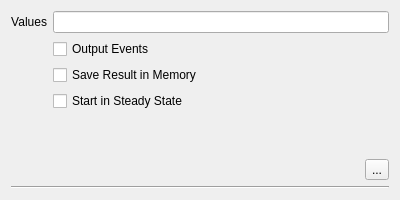
copasi/COPASI, file copasi/UI/CQTrajectoryWidget.ui: the form before one commit.
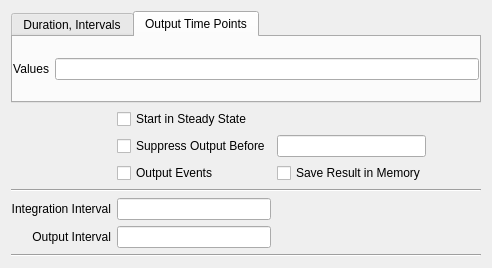
The form after the commit. The open tabs and pages were chosen to show the change. Custom widgets are drawn as their Qt base class.

Commit message: Bug 2776: Fixed user interface and interaction with automatic step size.

What changed in the file:
```diff
--- a/copasi/UI/CQTrajectoryWidget.ui
+++ b/copasi/UI/CQTrajectoryWidget.ui
@@ -31,8 +31,8 @@
    <rect>
     <x>0</x>
     <y>0</y>
-    <width>400</width>
-    <height>192</height>
+    <width>492</width>
+    <height>268</height>
    </rect>
   </property>
   <property name="autoFillBackground">
@@ -41,14 +41,38 @@
   <property name="caption" stdset="0">
    <string>Time Course</string>
   </property>
-  <layout class="QVBoxLayout" name="verticalLayout">
+  <layout class="QVBoxLayout" name="mpVerticalLayout">
    <item>
-    <widget class="QStackedWidget" name="mpStackWidget">
+    <widget class="QWidget" name="mpProblemWidget" native="true">
+     <layout class="QGridLayout" name="gridLayout_2">
+      <property name="leftMargin">
+       <number>0</number>
+      </property>
+      <property name="topMargin">
+       <number>0</number>
+      </property>
+      <property name="rightMargin">
+       <number>0</number>
+      </property>
+      <property name="bottomMargin">
+       <number>0</number>
+      </property>
+      <item row="0" column="0" colspan="4">
+       <widget class="QTabWidget" name="mpTabWidget">
+        <property name="sizePolicy">
+         <sizepolicy hsizetype="Expanding" vsizetype="Preferred">
+          <horstretch>0</horstretch>
+          <verstretch>0</verstretch>
+         </sizepolicy>
+        </property>
      <property name="currentIndex">
       <number>0</number>
      </property>
-     <widget class="QWidget" name="pageTrajectory">
-      <layout class="QGridLayout" name="gridLayout">
+        <widget class="QWidget" name="mpDurationWidget">
+         <attribute name="title">
+          <string>Duration, Intervals</string>
+         </attribute>
+         <layout class="QHBoxLayout" name="horizontalLayout_2">
        <property name="leftMargin">
         <number>0</number>
        </property>
@@ -61,7 +85,7 @@
        <property name="bottomMargin">
         <number>0</number>
        </property>
-       <item row="0" column="0">
+          <item>
         <widget class="QLabel" name="mpLblDuration">
          <property name="text">
           <string>Duration</string>
@@ -74,36 +98,10 @@
          </property>
         </widget>
        </item>
-       <item row="0" column="1">
+          <item>
         <widget class="QLineEdit" name="mpEditDuration"/>
        </item>
-       <item row="0" column="3" colspan="2">
-        <widget class="QCheckBox" name="mpCheckStartInSteadyState">
-         <property name="toolTip">
-          <string>Bring the model into steady state before simulating.</string>
-         </property>
-         <property name="text">
-          <string>Start in Steady State</string>
-         </property>
-        </widget>
-       </item>
-       <item row="1" column="0">
-        <widget class="QLabel" name="mpLblIntervalSize">
-         <property name="text">
-          <string>Interval Size</string>
-         </property>
-         <property name="alignment">
-          <set>Qt::AlignRight|Qt::AlignTrailing|Qt::AlignVCenter</set>
-         </property>
-         <property name="wordWrap">
-          <bool>false</bool>
-         </property>
-        </widget>
-       </item>
-       <item row="1" column="1">
-        <widget class="QLineEdit" name="mpEditIntervalSize"/>
-       </item>
-       <item row="1" column="2">
+          <item>
         <widget class="QLabel" name="mpLblIntervals">
          <property name="text">
           <string>Intervals</string>
@@ -116,29 +114,92 @@
          </property>
         </widget>
        </item>
-       <item row="1" column="3">
+          <item>
         <widget class="QLineEdit" name="mpEditIntervals"/>
        </item>
-       <item row="1" column="4">
+          <item>
+           <widget class="QLabel" name="mpLblIntervalSize">
+            <property name="text">
+             <string>Interval Size</string>
+            </property>
+            <property name="alignment">
+             <set>Qt::AlignRight|Qt::AlignTrailing|Qt::AlignVCenter</set>
+            </property>
+            <property name="wordWrap">
+             <bool>false</bool>
+            </property>
+           </widget>
+          </item>
+          <item>
+           <widget class="QLineEdit" name="mpEditIntervalSize"/>
+          </item>
+          <item>
         <widget class="QCheckBox" name="mpCheckAutomaticInterval">
          <property name="text">
           <string>Automatic</string>
          </property>
         </widget>
        </item>
-       <item row="2" column="1" colspan="4">
-        <layout class="QHBoxLayout" name="mpLayoutDelayed">
+         </layout>
+        </widget>
+        <widget class="QWidget" name="mpValuesWidget">
+         <attribute name="title">
+          <string>Output Time Points</string>
+         </attribute>
+         <layout class="QHBoxLayout" name="horizontalLayout">
+          <property name="leftMargin">
+           <number>0</number>
+          </property>
+          <property name="topMargin">
+           <number>0</number>
+          </property>
+          <property name="rightMargin">
+           <number>0</number>
+          </property>
+          <property name="bottomMargin">
+           <number>0</number>
+          </property>
          <item>
+           <widget class="QLabel" name="mpLblValues">
+            <property name="text">
+             <string>Values</string>
+            </property>
+            <property name="alignment">
+             <set>Qt::AlignRight|Qt::AlignTrailing|Qt::AlignVCenter</set>
+            </property>
+            <property name="wordWrap">
+             <bool>false</bool>
+            </property>
+           </widget>
+          </item>
+          <item>
+           <widget class="QLineEdit" name="mpEditValues"/>
+          </item>
+         </layout>
+        </widget>
+       </widget>
+      </item>
+      <item row="1" column="1">
+       <widget class="QCheckBox" name="mpCheckStartInSteadyState">
+        <property name="toolTip">
+         <string>Bring the model into steady state before simulating.</string>
+        </property>
+        <property name="text">
+         <string>Start in Steady State</string>
+        </property>
+       </widget>
+      </item>
+      <item row="2" column="1">
           <widget class="QCheckBox" name="mpCheckDelay">
            <property name="text">
             <string>Suppress Output Before</string>
            </property>
           </widget>
          </item>
-         <item>
+      <item row="2" column="2">
           <widget class="QLineEdit" name="mpEditDelay"/>
          </item>
-         <item>
+      <item row="2" column="3">
           <spacer name="mpSpacerDelay">
            <property name="orientation">
             <enum>Qt::Horizontal</enum>
@@ -148,46 +209,27 @@
            </property>
            <property name="sizeHint" stdset="0">
             <size>
-             <width>40</width>
+          <width>194</width>
              <height>20</height>
             </size>
            </property>
           </spacer>
          </item>
-        </layout>
-       </item>
-       <item row="3" column="1" colspan="4">
-        <layout class="QHBoxLayout" name="mpLayoutEvents">
-         <item>
+      <item row="3" column="1">
           <widget class="QCheckBox" name="mpCheckOutputEvent">
            <property name="text">
             <string>Output Events  </string>
            </property>
           </widget>
          </item>
-         <item>
+      <item row="3" column="2">
           <widget class="QCheckBox" name="mpCheckSave">
            <property name="text">
             <string>Save Result in Memory</string>
            </property>
           </widget>
          </item>
-         <item>
-          <spacer name="mpSpacerEvents">
-           <property name="orientation">
-            <enum>Qt::Horizontal</enum>
-           </property>
-           <property name="sizeHint" stdset="0">
-            <size>
-             <width>13</width>
-             <height>20</height>
-            </size>
-           </property>
-          </spacer>
-         </item>
-        </layout>
-       </item>
-       <item row="4" column="0" colspan="5">
+      <item row="4" column="0" colspan="4">
         <widget class="Line" name="mpLine2">
          <property name="frameShape">
           <enum>QFrame::HLine</enum>
@@ -237,7 +279,7 @@
          </property>
         </widget>
        </item>
-       <item row="7" column="0" colspan="5">
+      <item row="7" column="0" colspan="4">
         <widget class="Line" name="mpLine1">
          <property name="frameShape">
           <enum>QFrame::HLine</enum>
@@ -247,138 +289,7 @@
          </property>
         </widget>
        </item>
-       <item row="6" column="4">
-        <layout class="QHBoxLayout" name="horizontalLayout">
-         <item>
-          <spacer name="horizontalSpacer">
-           <property name="orientation">
-            <enum>Qt::Horizontal</enum>
-           </property>
-           <property name="sizeHint" stdset="0">
-            <size>
-             <width>40</width>
-             <height>20</height>
-            </size>
-           </property>
-          </spacer>
-         </item>
-         <item>
-          <widget class="QToolButton" name="cmdValues">
-           <property name="text">
-            <string>...</string>
-           </property>
-          </widget>
-         </item>
-        </layout>
-       </item>
-      </layout>
-     </widget>
-     <widget class="QWidget" name="pageNumbers">
-      <layout class="QGridLayout" name="gridLayout_2" rowstretch="0,0,0,0,0,0,0" columnstretch="0,0" columnminimumwidth="0,0">
-       <property name="leftMargin">
-        <number>0</number>
-       </property>
-       <property name="topMargin">
-        <number>0</number>
-       </property>
-       <property name="rightMargin">
-        <number>0</number>
-       </property>
-       <property name="bottomMargin">
-        <number>0</number>
-       </property>
-       <property name="horizontalSpacing">
-        <number>6</number>
-       </property>
-       <item row="0" column="0">
-        <widget class="QLabel" name="lblValues">
-         <property name="text">
-          <string>Values</string>
-         </property>
-         <property name="alignment">
-          <set>Qt::AlignRight|Qt::AlignTrailing|Qt::AlignVCenter</set>
-         </property>
-         <property name="wordWrap">
-          <bool>false</bool>
-         </property>
-        </widget>
-       </item>
-       <item row="0" column="1">
-        <widget class="QLineEdit" name="txtValues"/>
-       </item>
-       <item row="1" column="1">
-        <widget class="QCheckBox" name="mpCheckOutputEvent2">
-         <property name="text">
-          <string>Output Events  </string>
-         </property>
-        </widget>
-       </item>
-       <item row="2" column="1">
-        <widget class="QCheckBox" name="mpCheckSave2">
-         <property name="text">
-          <string>Save Result in Memory</string>
-         </property>
-        </widget>
-       </item>
-       <item row="3" column="1">
-        <widget class="QCheckBox" name="mpCheckStartInSteadyState2">
-         <property name="toolTip">
-          <string>Bring the model into steady state before simulating.</string>
-         </property>
-         <property name="text">
-          <string>Start in Steady State</string>
-         </property>
-        </widget>
-       </item>
-       <item row="4" column="1">
-        <spacer name="verticalSpacer">
-         <property name="orientation">
-          <enum>Qt::Vertical</enum>
-         </property>
-         <property name="sizeHint" stdset="0">
-          <size>
-           <width>20</width>
-           <height>40</height>
-          </size>
-         </property>
-        </spacer>
-       </item>
-       <item row="5" column="1">
-        <layout class="QHBoxLayout" name="horizontalLayout_2">
-         <item>
-          <spacer name="horizontalSpacer_2">
-           <property name="orientation">
-            <enum>Qt::Horizontal</enum>
-           </property>
-           <property name="sizeHint" stdset="0">
-            <size>
-             <width>40</width>
-             <height>20</height>
-            </size>
-           </property>
-          </spacer>
-         </item>
-         <item>
-          <widget class="QToolButton" name="cmdTraj">
-           <property name="text">
-            <string>...</string>
-           </property>
-          </widget>
-         </item>
-        </layout>
-       </item>
-       <item row="6" column="0" colspan="2">
-        <widget class="Line" name="line">
-         <property name="frameShape">
-          <enum>QFrame::HLine</enum>
-         </property>
-         <property name="frameShadow">
-          <enum>QFrame::Sunken</enum>
-         </property>
-        </widget>
-       </item>
-      </layout>
-     </widget>
+     </layout>
     </widget>
    </item>
   </layout>
```
Left out of the diff: 170 changed lines with no effect on the pictures. Lines whose indentation alone changed are shown as unchanged. The commit also changes 7 other files.
